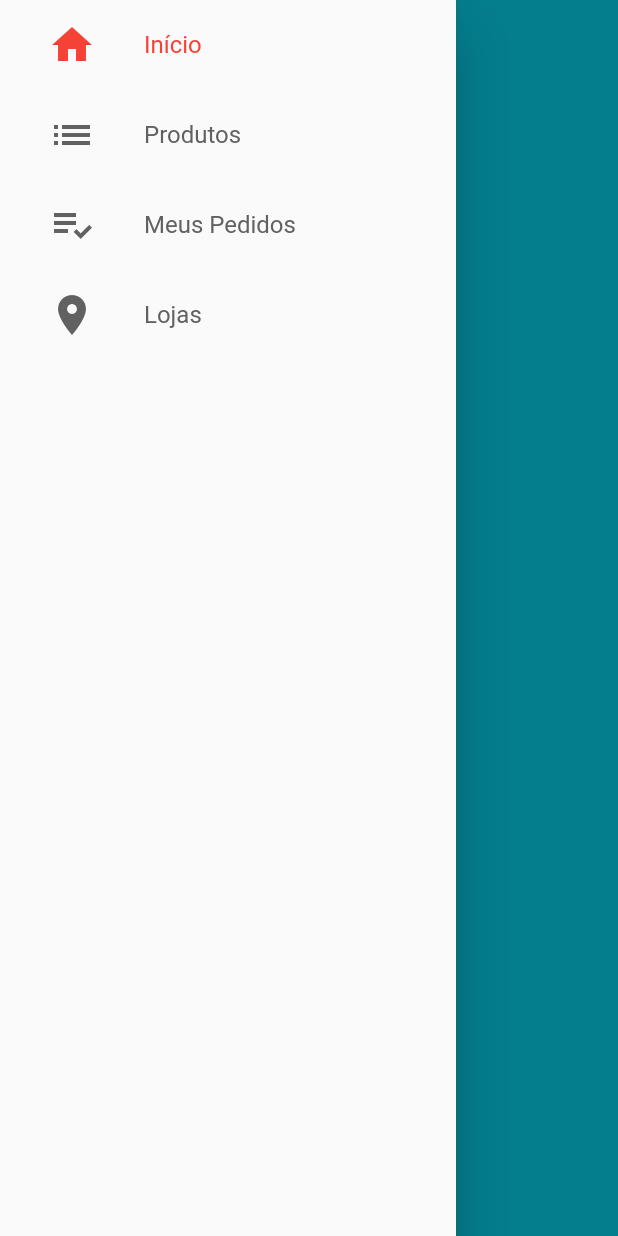
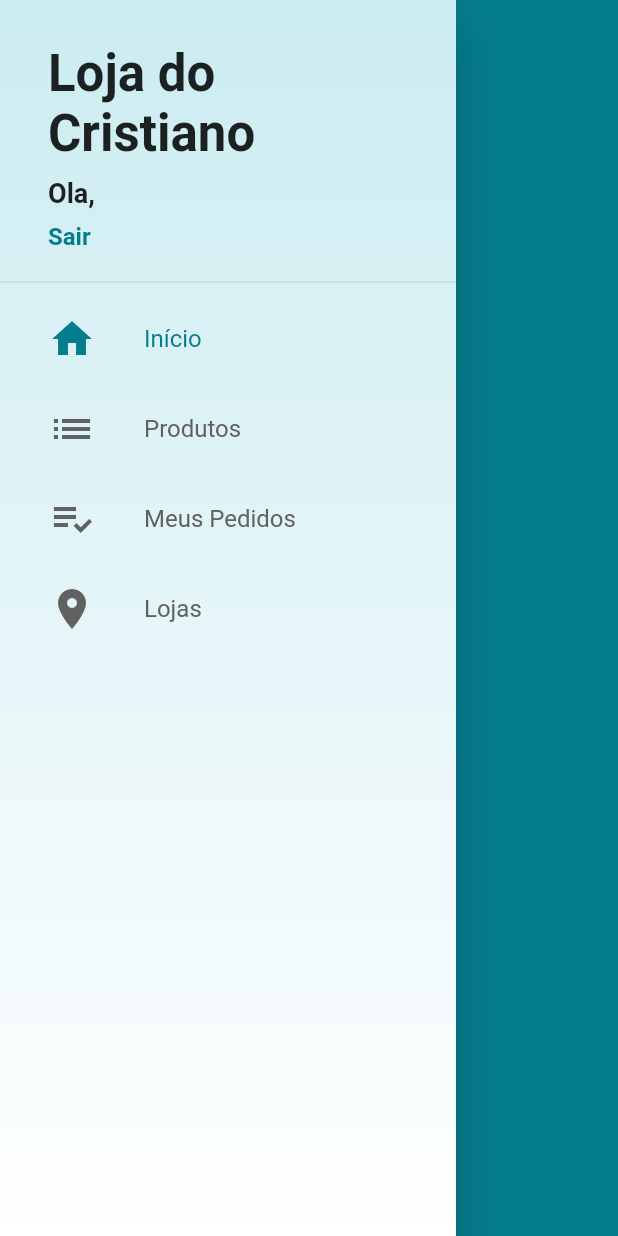
Before and after one commit to Cristiano-Silva-Ferreira/Loja-Flutter, a Flutter app: the CustomDrawer widget shown alone on an empty page, opened directly, on a phone screen of 412 x 824 dp. Run offline on Flutter 3.47's test engine with Material 2 defaults, Android fonts, the phone set to English and light mode, and no system bars; our stand-ins replace cloud_firestore, firebase_auth; accounts and stored records are empty.

```diff
--- a/lib/common/custom_drawer/custom_drawer.dart
+++ b/lib/common/custom_drawer/custom_drawer.dart
@@ -1,13 +1,31 @@
 import 'package:flutter/material.dart';
 import 'package:lojavirtual/common/custom_drawer/drawer_tile.dart';
+import 'file:///E:/Documentos/Projetos/AndroidStudioProjects/loja_virtual/lib/common/custom_drawer/custom_drawer_header.dart';
 
 class CustomDrawer extends StatelessWidget {
   @override
   Widget build(BuildContext context) {
     return Drawer(
-      child: ListView(
+      child: Stack(
         children: <Widget>[
-          DrawerTile(iconData: Icons.home,
+          Container(
+            decoration: BoxDecoration(
+              gradient: LinearGradient(
+                colors: [
+                  const Color.fromARGB(255, 203, 236, 241),
+                  Colors.white,
+                ],
+                begin: Alignment.topCenter,
+                end: Alignment.bottomCenter,
+              )
+            ),
+          ),
+          ListView(
+            children: <Widget>[
+              CustomDrawerHeader(),
+              const Divider(),
+              DrawerTile(
+                iconData: Icons.home,
                 title: 'Início',
                 page: 0,
               ),
@@ -26,6 +44,8 @@ class CustomDrawer extends StatelessWidget {
 
             ],
           ),
+        ],
+      ),
     );
   }
 }
--- /dev/null
+++ b/lib/common/custom_drawer/custom_drawer_header.dart
@@ -0,0 +1,64 @@
+import 'package:flutter/material.dart';
+import 'package:lojavirtual/models/user_manager.dart';
+import 'package:provider/provider.dart';
+
+class CustomDrawerHeader extends StatelessWidget {
+  @override
+  Widget build(BuildContext context) {
+    // Mostrando o nome principal da loja
+    return Container(
+      padding: const EdgeInsets.fromLTRB(32, 24, 16, 8),
+      height: 180,
+      child: Consumer<UserManeger>(
+        builder: (_, userManger, __){
+         return Column(
+           crossAxisAlignment: CrossAxisAlignment.start,
+           mainAxisAlignment: MainAxisAlignment.spaceAround,
+           children: <Widget>[
+             Text(
+               'Loja do\nCristiano',
+               style: TextStyle(
+                 fontSize: 34,
+                 fontWeight: FontWeight.bold,
+               ),
+             ),
+            // Verificando se o usuário esta logado
+             Text(
+               'Ola, ${userManger.user?.name ?? ''}',
+               overflow: TextOverflow.ellipsis,
+               maxLines: 2,
+               style: TextStyle(
+                 fontSize: 18,
+                 fontWeight: FontWeight.bold,
+               ),
+             ),
+             // Inserindo o botão Entrar/Sair
+             GestureDetector(
+               onTap: (){
+                  // Verificando se estar logado ou não
+                 if(userManger.isLoggedIn){
+                   userManger.signOut();
+
+                 // Caso não esteja logado irá leva para a tela do login
+                 } else {
+                   Navigator.of(context).pushNamed('/login');
+                 }
+               },
+               child: Text(
+                  userManger.isLoggedIn
+                      ? 'Sair'
+                      : 'Entre ou cadastra-se >',
+                 style: TextStyle(
+                   color: Theme.of(context).primaryColor,
+                   fontSize: 16,
+                   fontWeight: FontWeight.bold,
+                 ),
+               ),
+             )
+           ],
+         );
+        },
+      ),
+    );
+  }
+}
--- a/lib/common/custom_drawer/drawer_tile.dart
+++ b/lib/common/custom_drawer/drawer_tile.dart
@@ -34,7 +34,7 @@ class DrawerTile extends StatelessWidget {
               child: Icon(
                 iconData,
                 size: 32,
-                color: curPage == page ? Colors.red : Colors.grey[700],
+                color: curPage == page ? primaryColor : Colors.grey[700],
               ),
             ),
 
@@ -43,7 +43,7 @@ class DrawerTile extends StatelessWidget {
               title,
               style: TextStyle(
                 fontSize: 16,
-                color: curPage == page ? Colors.red : Colors.grey[700],
+                color: curPage == page ? primaryColor : Colors.grey[700],
               ),
             )
           ],
--- /dev/null
+++ b/lib/models/product.dart
@@ -0,0 +1,18 @@
+import 'package:cloud_firestore/cloud_firestore.dart';
+
+class Product {
+
+  Product.fromDocument(DocumentSnapshot document){
+    id = document.documentID;
+    name = document['name'] as String;
+    description = document['description'] as String;
+    // Transformando uma lista dinâmica em lista de string
+    images = List<String>.from(document.data['images'] as List<dynamic>);
+  }
+
+  // Declarando os dados do FireBase
+  String id;
+  String name;
+  String description;
+  List<String> images;
+}
--- /dev/null
+++ b/lib/models/product_manager.dart
@@ -0,0 +1,30 @@
+import 'package:cloud_firestore/cloud_firestore.dart';
+import 'package:flutter/cupertino.dart';
+import 'package:lojavirtual/models/product.dart';
+
+class ProductManager extends ChangeNotifier{
+
+  // Construtor
+  ProductManager(){
+    _loadAllProducts();
+
+  }
+
+  // Instanciando o FireStore
+  final Firestore firestore =  Firestore.instance;
+
+  List<Product> _allProducts = [];
+
+  // Declando o produto
+  Future<void> _loadAllProducts() async{
+    // Acessando o FireStore
+    final QuerySnapshot snapProducts = await firestore.collection('products')
+        .getDocuments();
+
+    // Acessando os produtos
+    _allProducts = snapProducts.documents.map(
+            (d) => Product.fromDocument(d)).toList();
+
+    notifyListeners();
+  }
+}
--- a/lib/models/user.dart
+++ b/lib/models/user.dart
@@ -1,6 +1,4 @@
-//import 'dart:html';
 import 'package:cloud_firestore/cloud_firestore.dart';
-import 'package:flutter/cupertino.dart';
 
 class User {
 
--- a/lib/screens/login/login_screen.dart
+++ b/lib/screens/login/login_screen.dart
@@ -1,4 +1,3 @@
-import 'package:firebase_auth/firebase_auth.dart';
 import 'package:flutter/cupertino.dart';
 import 'package:flutter/material.dart';
 import 'package:lojavirtual/helpers/validator.dart';
@@ -101,10 +100,9 @@ class LoginScreen extends StatelessWidget {
                                   );
                                 },
                                 onSuccess: (){
-                                  // TODO: Fechar o login
+                                  Navigator.of(context).pop();
                                 }
                             );
-
                           }
                         },
                         color: Theme.of(context).primaryColor,
@@ -142,7 +140,6 @@ class LoginScreen extends StatelessWidget {
           ),
         ),
       ),
-
     );
   }
 }
```
Also changed, not shown: lib/main.dart (+17 -4 lines), lib/models/user_manager.dart (+9 -0 lines), lib/screens/base/base_screen.dart (+7 -2 lines), lib/screens/signup/signup_screen.dart (+17 -7 lines). Lines whose indentation alone changed are shown as unchanged.
